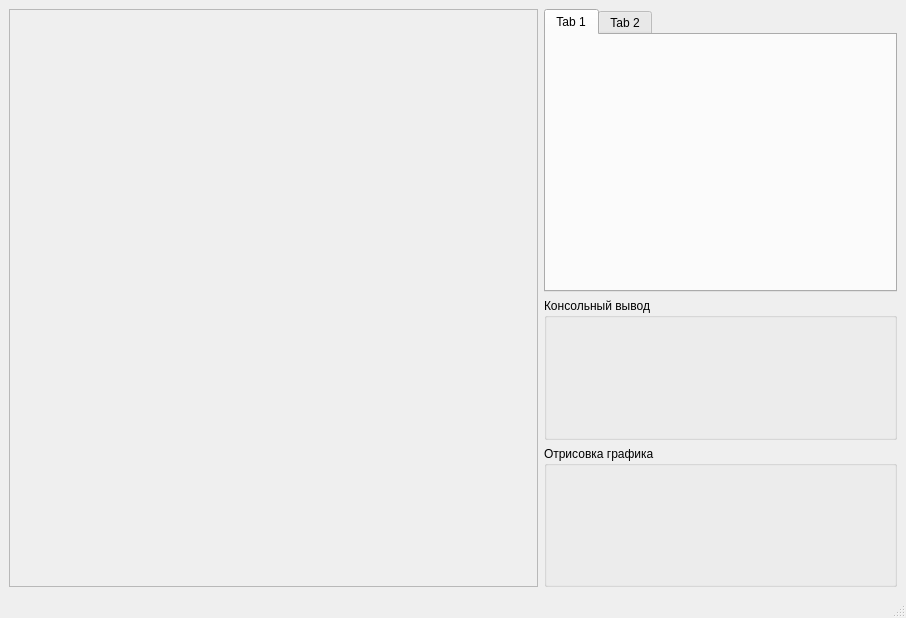
Above: src/ui/main.ui from Dramaturg1/SearchOptimization before the change. Below: the same form after it.
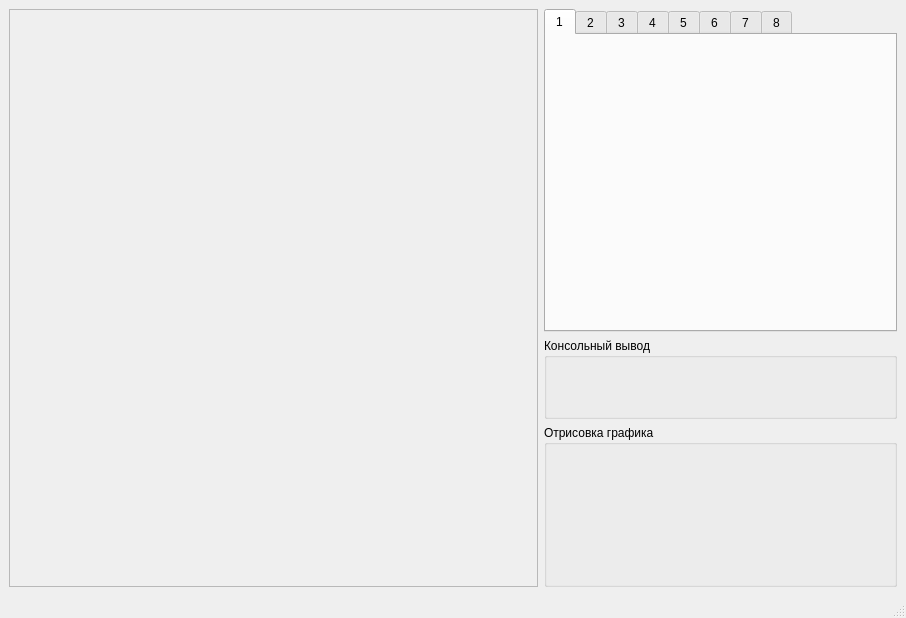
That is the form after the change. The open tabs and pages were chosen to show the change.

The edit to the form file:
```diff
--- a/src/ui/main.ui
+++ b/src/ui/main.ui
@@ -34,17 +34,47 @@
        </widget>
       </item>
       <item>
-       <layout class="QVBoxLayout" name="verticalLayout" stretch="2,1,1">
+       <layout class="QVBoxLayout" name="verticalLayout" stretch="4,1,2">
         <item>
          <widget class="QTabWidget" name="tabWidget">
           <widget class="QWidget" name="tab">
            <attribute name="title">
-            <string>Tab 1</string>
+            <string>1</string>
            </attribute>
           </widget>
           <widget class="QWidget" name="tab_2">
            <attribute name="title">
-            <string>Tab 2</string>
+            <string>2</string>
+           </attribute>
+          </widget>
+          <widget class="QWidget" name="tab_3">
+           <attribute name="title">
+            <string>3</string>
+           </attribute>
+          </widget>
+          <widget class="QWidget" name="tab_4">
+           <attribute name="title">
+            <string>4</string>
+           </attribute>
+          </widget>
+          <widget class="QWidget" name="tab_5">
+           <attribute name="title">
+            <string>5</string>
+           </attribute>
+          </widget>
+          <widget class="QWidget" name="tab_6">
+           <attribute name="title">
+            <string>6</string>
+           </attribute>
+          </widget>
+          <widget class="QWidget" name="tab_7">
+           <attribute name="title">
+            <string>7</string>
+           </attribute>
+          </widget>
+          <widget class="QWidget" name="tab_8">
+           <attribute name="title">
+            <string>8</string>
            </attribute>
           </widget>
          </widget>
```
Left out of the diff: 3 changed lines with no effect on the pictures.
